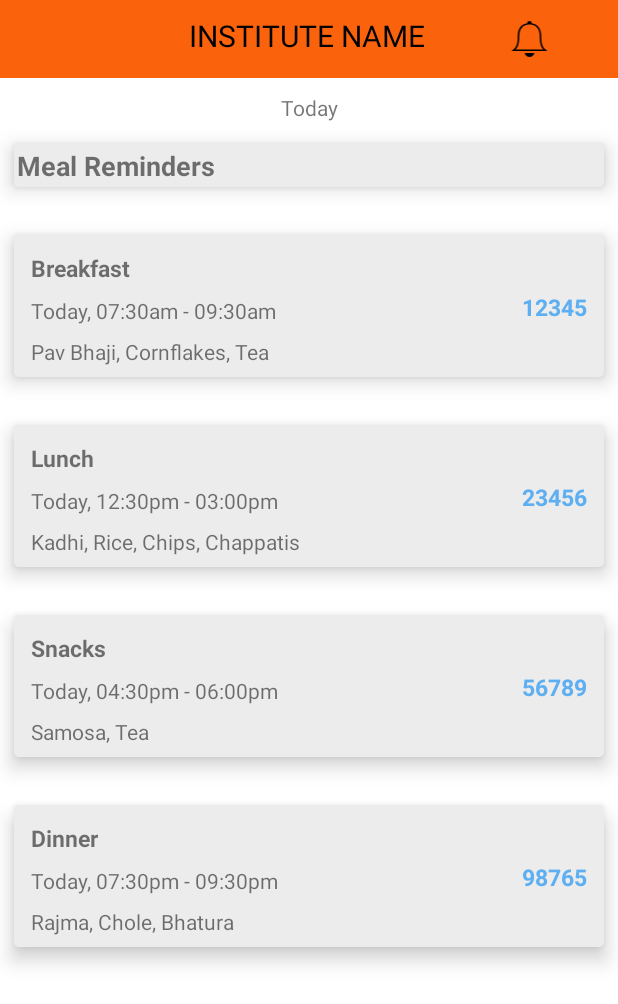
After one commit to adityabisht02/BetterPoll-Android, an Android app: the MealRemindersActivity screen opened directly, with no data from a screen before it, on a phone screen of 412 x 824 dp. The commit adds this screen. Shown: the top 1004 px of the screen. Run offline under Robolectric (Android 15) with nearby library versions, the phone set to English and light mode, and no system bars.

Commit message:
Meal Reminder Added

```diff
--- a/app/build.gradle
+++ b/app/build.gradle
@@ -32,6 +32,7 @@ android {
             }
         }
     }
+    buildToolsVersion '30.0.3'
 }
 
 dependencies {
@@ -42,4 +43,6 @@ dependencies {
     testImplementation 'junit:junit:4.+'
     androidTestImplementation 'androidx.test.ext:junit:1.1.3'
     androidTestImplementation 'androidx.test.espresso:espresso-core:3.4.0'
+    implementation "androidx.cardview:cardview:1.0.0"
+    implementation "androidx.recyclerview:recyclerview:1.2.1"
 }
--- /dev/null
+++ b/app/src/main/java/com/example/betterpoll_android/MealRemindersActivity.java
@@ -0,0 +1,14 @@
+package com.example.betterpoll_android;
+
+import androidx.appcompat.app.AppCompatActivity;
+
+import android.os.Bundle;
+
+public class MealRemindersActivity extends AppCompatActivity {
+
+    @Override
+    protected void onCreate(Bundle savedInstanceState) {
+        super.onCreate(savedInstanceState);
+        setContentView(R.layout.activity_meal_reminders);
+    }
+}
--- a/app/src/main/java/com/example/betterpoll_android/LoginActivity.java
+++ b/app/src/main/java/com/example/betterpoll_android/adityaLoginActivity.java
@@ -12,7 +12,7 @@ import android.widget.EditText;
 import android.widget.Toast;
 
 
-public class LoginActivity extends AppCompatActivity {
+public class adityaLoginActivity extends AppCompatActivity {
 
     EditText editTextUniversityName;
     EditText editTextUsername;
@@ -39,11 +39,11 @@ public class LoginActivity extends AppCompatActivity {
                 String password=editTextPassword.getText().toString();
 
                 if(username.equals("aditya") && password.equals("aditya")){
-                    Intent intent = new Intent(LoginActivity.this, ShuttleServiceActivity.class);
+                    Intent intent = new Intent(adityaLoginActivity.this, MealRemindersActivity.class);
                     startActivity(intent);
                 }
                 else{
-                    Toast.makeText(LoginActivity.this, "Authentication failed.", Toast.LENGTH_LONG).show();
+                    Toast.makeText(adityaLoginActivity.this, "Authentication failed.", Toast.LENGTH_LONG).show();
                 }
             }
         });
--- /dev/null
+++ b/app/src/main/res/layout/activity_meal_reminders.xml
@@ -0,0 +1,309 @@
+<?xml version="1.0" encoding="utf-8"?>
+<LinearLayout xmlns:android="http://schemas.android.com/apk/res/android"
+    xmlns:app="http://schemas.android.com/apk/res-auto"
+    xmlns:tools="http://schemas.android.com/tools"
+    android:layout_width="match_parent"
+    android:layout_height="match_parent"
+    android:orientation="vertical"
+    tools:context=".MealRemindersActivity">
+
+    <include
+        layout="@layout/toolbar"
+        app:layout_constraintEnd_toEndOf="parent"
+        app:layout_constraintStart_toStartOf="parent"
+        app:layout_constraintTop_toTopOf="parent" />
+
+    <TextView
+        android:id="@+id/TvToday"
+        android:layout_width="match_parent"
+        android:layout_height="wrap_content"
+        android:text="Today"
+        android:gravity="center"
+        android:layout_marginTop="10dp"/>
+
+    <androidx.cardview.widget.CardView
+        android:id="@+id/cvReminder"
+        android:layout_width="match_parent"
+        android:layout_height="wrap_content"
+        android:layout_marginTop="1dp"
+        app:cardBackgroundColor="#EDECEC"
+        app:cardCornerRadius="3dp"
+        app:cardElevation="8dp"
+        app:cardUseCompatPadding="true">
+
+        <TextView
+            android:layout_width="match_parent"
+            android:layout_height="wrap_content"
+            android:text="Meal Reminders"
+            android:textSize="18dp"
+            android:textStyle="bold"
+            android:padding="2dp" />
+    </androidx.cardview.widget.CardView>
+
+    <androidx.cardview.widget.CardView
+        android:id="@+id/cvBreakfast"
+        android:layout_width="match_parent"
+        android:layout_height="wrap_content"
+        android:layout_marginTop="5dp"
+        app:cardBackgroundColor="#EDECEC"
+        app:cardCornerRadius="3dp"
+        app:cardElevation="8dp"
+        app:cardUseCompatPadding="true">
+
+        <androidx.constraintlayout.widget.ConstraintLayout
+            android:layout_width="match_parent"
+            android:layout_height="match_parent"
+            android:padding="5dp">
+
+            <TextView
+                android:id="@+id/brktextView"
+                android:layout_width="wrap_content"
+                android:layout_height="wrap_content"
+                android:layout_marginStart="4dp"
+                android:layout_marginTop="4dp"
+                android:padding="2dp"
+                android:text="Breakfast"
+                android:textSize="15sp"
+                android:textStyle="bold"
+                app:layout_constraintStart_toStartOf="parent"
+                app:layout_constraintTop_toTopOf="parent" />
+
+            <TextView
+                android:id="@+id/brktextView2"
+                android:layout_width="wrap_content"
+                android:layout_height="wrap_content"
+                android:layout_marginTop="4dp"
+                android:padding="2dp"
+                android:text="Today, 07:30am - 09:30am"
+                app:layout_constraintStart_toStartOf="@+id/brktextView"
+                app:layout_constraintTop_toBottomOf="@+id/brktextView" />
+
+            <TextView
+                android:layout_width="wrap_content"
+                android:layout_height="wrap_content"
+                android:layout_marginTop="4dp"
+                android:padding="2dp"
+                android:text="Pav Bhaji, Cornflakes, Tea"
+                app:layout_constraintStart_toStartOf="@+id/brktextView2"
+                app:layout_constraintTop_toBottomOf="@+id/brktextView2" />
+
+            <TextView
+                android:layout_width="wrap_content"
+                android:layout_height="wrap_content"
+                android:layout_marginEnd="4dp"
+                android:padding="2dp"
+                android:text="12345"
+                android:textColor="#5DAFF1"
+                android:textSize="15sp"
+                android:textStyle="bold"
+                app:layout_constraintBottom_toBottomOf="parent"
+                app:layout_constraintEnd_toEndOf="parent"
+                app:layout_constraintTop_toTopOf="parent"
+                app:layout_constraintVertical_bias="0.507" />
+
+        </androidx.constraintlayout.widget.ConstraintLayout>
+
+    </androidx.cardview.widget.CardView>
+
+    <androidx.cardview.widget.CardView
+        android:id="@+id/cvLunch"
+        android:layout_width="match_parent"
+        android:layout_height="wrap_content"
+        android:layout_marginTop="5dp"
+        app:cardBackgroundColor="#EDECEC"
+        app:cardCornerRadius="3dp"
+        app:cardElevation="8dp"
+        app:cardUseCompatPadding="true">
+
+        <androidx.constraintlayout.widget.ConstraintLayout
+            android:layout_width="match_parent"
+            android:layout_height="match_parent"
+            android:padding="5dp">
+
+            <TextView
+                android:id="@+id/lnchtextView"
+                android:layout_width="wrap_content"
+                android:layout_height="wrap_content"
+                android:layout_marginStart="4dp"
+                android:layout_marginTop="4dp"
+                android:padding="2dp"
+                android:text="Lunch"
+                android:textSize="15sp"
+                android:textStyle="bold"
+                app:layout_constraintStart_toStartOf="parent"
+                app:layout_constraintTop_toTopOf="parent" />
+
+            <TextView
+                android:id="@+id/lnchtextView2"
+                android:layout_width="wrap_content"
+                android:layout_height="wrap_content"
+                android:layout_marginTop="4dp"
+                android:padding="2dp"
+                android:text="Today, 12:30pm - 03:00pm"
+                app:layout_constraintStart_toStartOf="@+id/lnchtextView"
+                app:layout_constraintTop_toBottomOf="@+id/lnchtextView" />
+
+            <TextView
+                android:layout_width="wrap_content"
+                android:layout_height="wrap_content"
+                android:layout_marginTop="4dp"
+                android:padding="2dp"
+                android:text="Kadhi, Rice, Chips, Chappatis"
+                app:layout_constraintStart_toStartOf="@+id/lnchtextView2"
+                app:layout_constraintTop_toBottomOf="@+id/lnchtextView2" />
+
+            <TextView
+                android:layout_width="wrap_content"
+                android:layout_height="wrap_content"
+                android:layout_marginEnd="4dp"
+                android:padding="2dp"
+                android:text="23456"
+                android:textColor="#5DAFF1"
+                android:textSize="15sp"
+                android:textStyle="bold"
+                app:layout_constraintBottom_toBottomOf="parent"
+                app:layout_constraintEnd_toEndOf="parent"
+                app:layout_constraintTop_toTopOf="parent"
+                app:layout_constraintVertical_bias="0.507" />
+
+        </androidx.constraintlayout.widget.ConstraintLayout>
+
+    </androidx.cardview.widget.CardView>
+
+    <androidx.cardview.widget.CardView
+        android:id="@+id/cvSnacks"
+        android:layout_width="match_parent"
+        android:layout_height="wrap_content"
+        android:layout_marginTop="5dp"
+        app:cardBackgroundColor="#EDECEC"
+        app:cardCornerRadius="3dp"
+        app:cardElevation="8dp"
+        app:cardUseCompatPadding="true">
+
+        <androidx.constraintlayout.widget.ConstraintLayout
+            android:layout_width="match_parent"
+            android:layout_height="match_parent"
+            android:padding="5dp">
+
+            <TextView
+                android:id="@+id/snktextView"
+                android:layout_width="wrap_content"
+                android:layout_height="wrap_content"
+                android:layout_marginStart="4dp"
+                android:layout_marginTop="4dp"
+                android:padding="2dp"
+                android:text="Snacks"
+                android:textSize="15sp"
+                android:textStyle="bold"
+                app:layout_constraintStart_toStartOf="parent"
+                app:layout_constraintTop_toTopOf="parent" />
+
+            <TextView
+                android:id="@+id/snktextView2"
+                android:layout_width="wrap_content"
+                android:layout_height="wrap_content"
+                android:layout_marginTop="4dp"
+                android:padding="2dp"
+                android:text="Today, 04:30pm - 06:00pm"
+                app:layout_constraintStart_toStartOf="@+id/snktextView"
+                app:layout_constraintTop_toBottomOf="@+id/snktextView" />
+
+            <TextView
+                android:layout_width="wrap_content"
+                android:layout_height="wrap_content"
+                android:layout_marginTop="4dp"
+                android:padding="2dp"
+                android:text="Samosa, Tea"
+                app:layout_constraintStart_toStartOf="@+id/snktextView2"
+                app:layout_constraintTop_toBottomOf="@+id/snktextView2" />
+
+            <TextView
+                android:layout_width="wrap_content"
+                android:layout_height="wrap_content"
+                android:layout_marginEnd="4dp"
+                android:padding="2dp"
+                android:text="56789"
+                android:textColor="#5DAFF1"
+                android:textSize="15sp"
+                android:textStyle="bold"
+                app:layout_constraintBottom_toBottomOf="parent"
+                app:layout_constraintEnd_toEndOf="parent"
+                app:layout_constraintTop_toTopOf="parent"
+                app:layout_constraintVertical_bias="0.507" />
+
+        </androidx.constraintlayout.widget.ConstraintLayout>
+
+    </androidx.cardview.widget.CardView>
+
+    <androidx.cardview.widget.CardView
+        android:id="@+id/cvDinner"
+        android:layout_width="match_parent"
+        android:layout_height="wrap_content"
+        android:layout_marginTop="5dp"
+        app:cardBackgroundColor="#EDECEC"
+        app:cardCornerRadius="3dp"
+        app:cardElevation="8dp"
+        app:cardUseCompatPadding="true">
+
+        <androidx.constraintlayout.widget.ConstraintLayout
+            android:layout_width="match_parent"
+            android:layout_height="match_parent"
+            android:padding="5dp">
+
+            <TextView
+                android:id="@+id/dnrtextView"
+                android:layout_width="wrap_content"
+                android:layout_height="wrap_content"
+                android:layout_marginStart="4dp"
+                android:layout_marginTop="4dp"
+                android:padding="2dp"
+                android:text="Dinner"
+                android:textSize="15sp"
+                android:textStyle="bold"
+                app:layout_constraintStart_toStartOf="parent"
+                app:layout_constraintTop_toTopOf="parent" />
+
+            <TextView
+                android:id="@+id/dnrtextView2"
+                android:layout_width="wrap_content"
+                android:layout_height="wrap_content"
+                android:layout_marginTop="4dp"
+                android:padding="2dp"
+                android:text="Today, 07:30pm - 09:30pm"
+                app:layout_constraintStart_toStartOf="@+id/dnrtextView"
+                app:layout_constraintTop_toBottomOf="@+id/dnrtextView" />
+
+            <TextView
+                android:layout_width="wrap_content"
+                android:layout_height="wrap_content"
+                android:layout_marginTop="4dp"
+                android:padding="2dp"
+                android:text="Rajma, Chole, Bhatura"
+                app:layout_constraintStart_toStartOf="@+id/dnrtextView2"
+                app:layout_constraintTop_toBottomOf="@+id/dnrtextView2" />
+
+            <TextView
+                android:layout_width="wrap_content"
+                android:layout_height="wrap_content"
+                android:layout_marginEnd="4dp"
+                android:padding="2dp"
+                android:text="98765"
+                android:textColor="#5DAFF1"
+                android:textSize="15sp"
+                android:textStyle="bold"
+                app:layout_constraintBottom_toBottomOf="parent"
+                app:layout_constraintEnd_toEndOf="parent"
+                app:layout_constraintTop_toTopOf="parent"
+                app:layout_constraintVertical_bias="0.507" />
+
+        </androidx.constraintlayout.widget.ConstraintLayout>
+
+    </androidx.cardview.widget.CardView>
+
+
+
+
+
+
+
+</LinearLayout>
```
Also changed, not shown: app/src/main/AndroidManifest.xml (+7 -6 lines).
